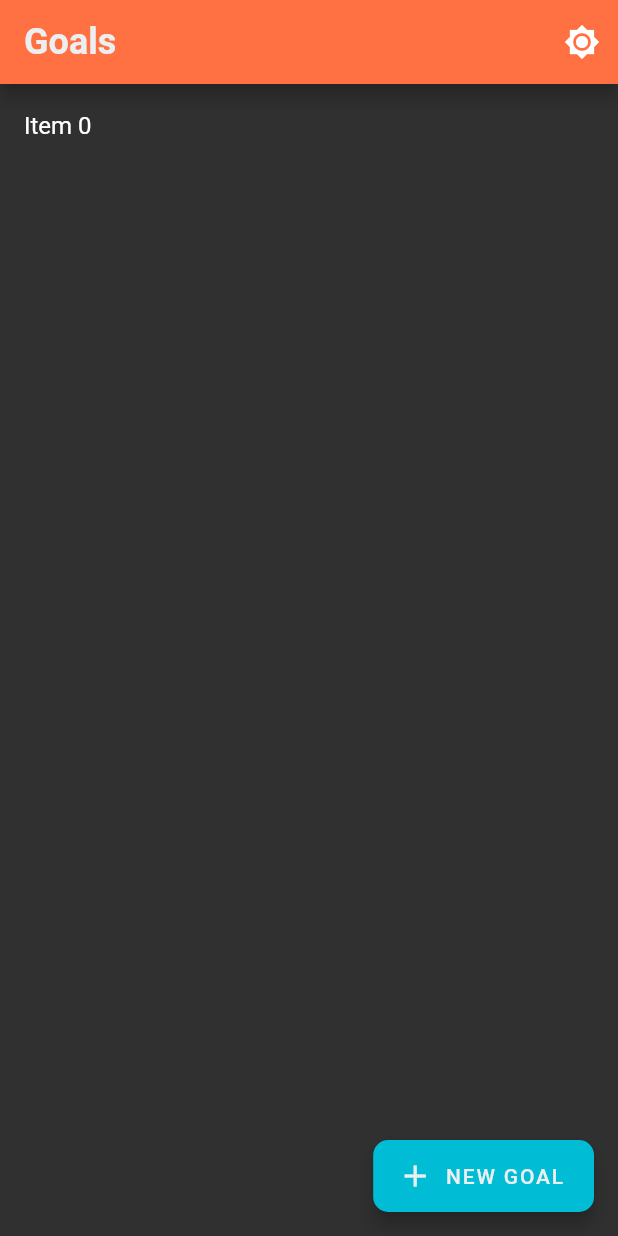
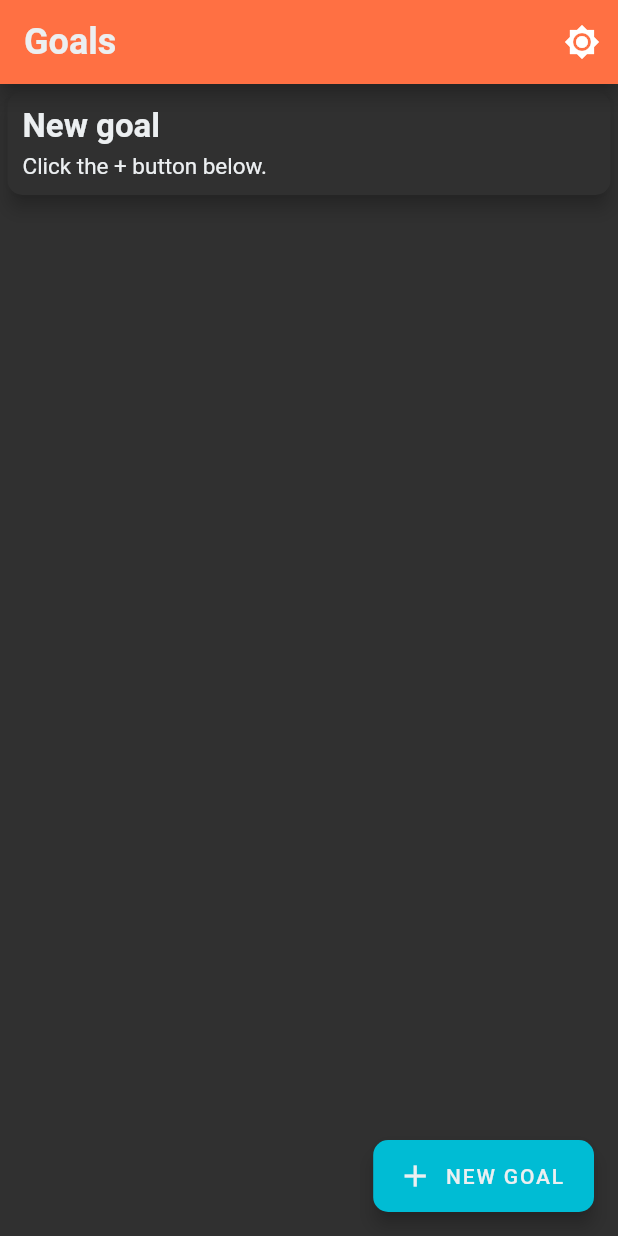
Before and after one commit to urmilshroff/goalkeeper, a Flutter app: the screen it shows after launch, after a tap on the "brightness 2" icon, after a tap on "NEW GOAL", on a phone screen of 412 x 824 dp. Run offline on Flutter 3.47's test engine with Material 2 defaults, Android fonts, the phone set to English and light mode, and no system bars; our stand-ins replace dynamic_theme.

Commit message:
Improved goal creation

```diff
--- a/lib/goals_page.dart
+++ b/lib/goals_page.dart
@@ -53,10 +53,12 @@ class _GoalsPageState extends State<GoalsPage> {
   }
 
   Widget _buildTile(Widget widgetStuff, {Function() onTapAction}) {
-    return Material(
-        elevation: 7.5,
+    return Container(
+      margin: const EdgeInsets.all(5.0),
+      child: Material(
+          elevation: 5.0,
           borderRadius: BorderRadius.circular(10.0),
-        shadowColor: MyColors.light,
+//          shadowColor: MyColors.light,
           child: InkWell(
             onTap: onTapAction != null
                 ? () => onTapAction()
@@ -65,19 +67,81 @@ class _GoalsPageState extends State<GoalsPage> {
                   },
             child: widgetStuff,
             splashColor: MyColors.light,
-        ));
+          )),
+    );
+  }
+
+  Widget _buildCard() {
+    return Center(
+      child: Card(
+        child: Column(
+          mainAxisSize: MainAxisSize.min,
+          children: <Widget>[
+            const ListTile(
+              leading: Icon(Icons.album),
+              title: Text('The Enchanted Nightingale'),
+              subtitle: Text('Music by Julie Gable. Lyrics by Sidney Stein.'),
+            ),
+            ButtonTheme.bar(
+              // make buttons use the appropriate styles for cards
+              child: ButtonBar(
+                children: <Widget>[
+                  FlatButton(
+                    child: const Text('BUY TICKETS'),
+                    onPressed: () {/* ... */},
+                  ),
+                  FlatButton(
+                    child: const Text('LISTEN'),
+                    onPressed: () {/* ... */},
+                  ),
+                ],
+              ),
+            ),
+          ],
+        ),
+      ),
+    );
   }
 
   Widget _buildGoalsList() {
-    return ListView.builder(itemBuilder: (context, index) {
+    return Container(
+      child: ListView.builder(itemBuilder: (context, index) {
         if (index < _goalsList.length) {
           return _buildGoalItem(_goalsList[index]);
         }
-    });
+      }),
+    );
   }
 
   Widget _buildGoalItem(String goalText) {
-    return new ListTile(title: new Text(goalText));
+//    return new ListTile(title: new Text(goalText));
+    return _buildTile(
+      Padding(
+        padding: const EdgeInsets.all(10.0),
+        child: Row(
+            mainAxisAlignment: MainAxisAlignment.spaceBetween,
+            crossAxisAlignment: CrossAxisAlignment.center,
+            children: <Widget>[
+              Column(
+                mainAxisAlignment: MainAxisAlignment.center,
+                crossAxisAlignment: CrossAxisAlignment.start,
+                children: <Widget>[
+                  Text("New goal",
+                      style: TextStyle(
+                          color: invertColors(),
+                          fontWeight: FontWeight.w700,
+                          fontSize: 22.0)),
+                  SizedBox(
+                    height: 5,
+                  ),
+                  Text("Click the + button below.",
+                      style: TextStyle(color: invertColors(), fontSize: 15)),
+                ],
+              ),
+            ]),
+      ),
+    );
+//    return _buildCard();
   }
 
   @override
```
Lines whose indentation alone changed are shown as unchanged.
